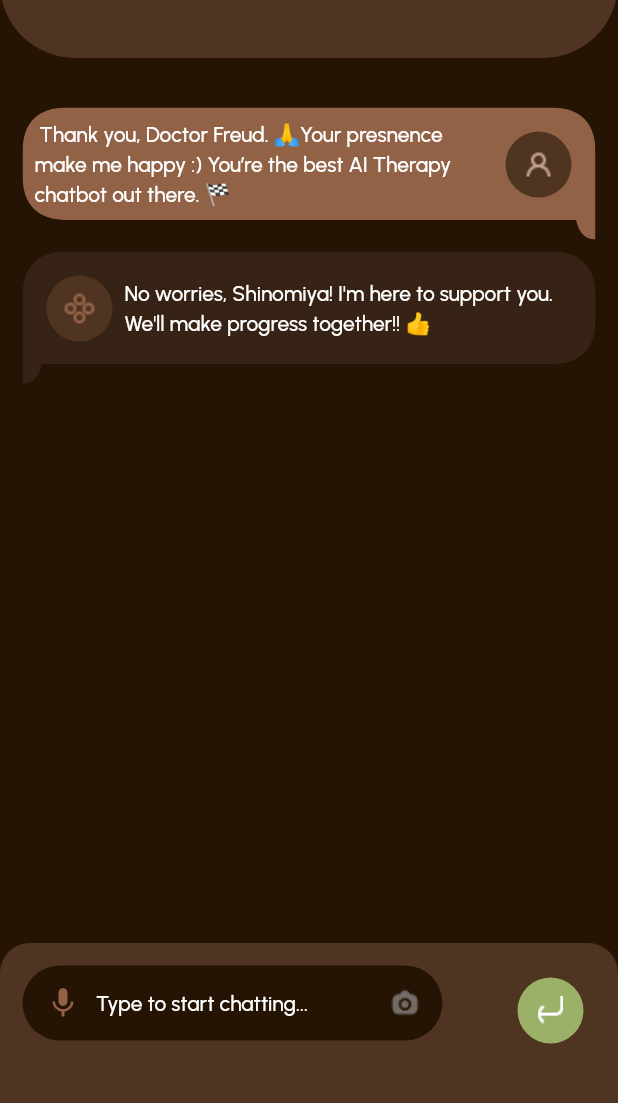
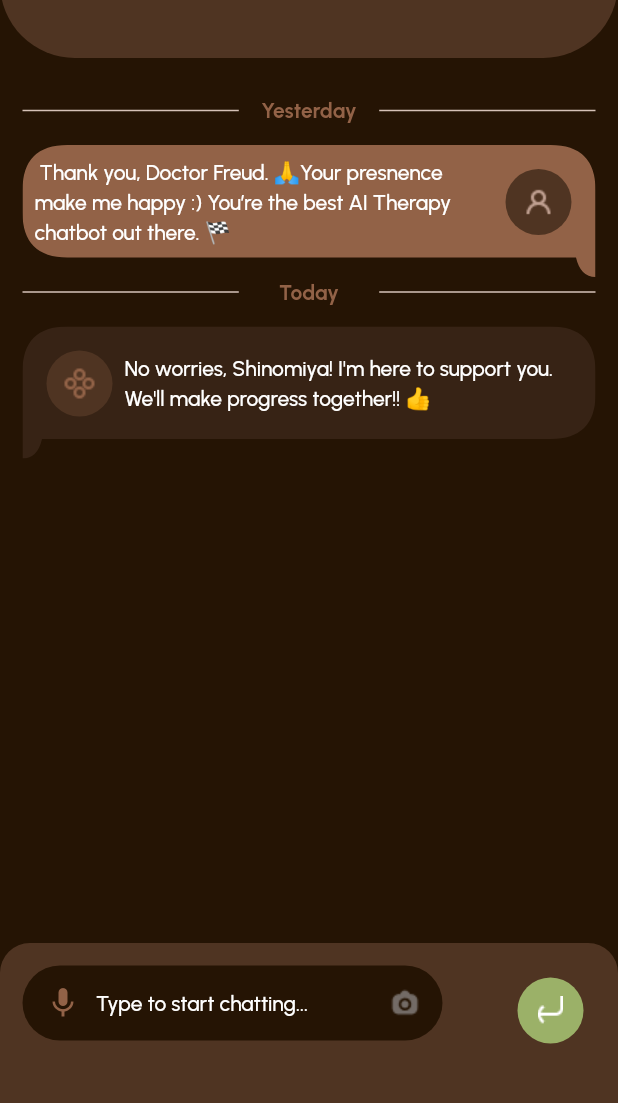
Before and after one commit to HoucemHb/BrainPulse_SolutionChallenge, a Flutter app: the ChatScreen screen opened directly, on a phone screen of 412 x 824 dp, the part 128-1231 px from its top. Run offline on Flutter 3.47's test engine with Material 3 defaults, Android fonts, the phone set to English and light mode, and no system bars; our stand-ins replace bloc, flutter_bloc, flutter_native_splash, gap, google_fonts, just_audio and 3 more.

```diff
--- a/lib/Features/ChatBot/bloc/message_bloc.dart
+++ b/lib/Features/ChatBot/bloc/message_bloc.dart
@@ -12,7 +12,7 @@ class MessageBloc extends Bloc<MessageEvent, MessageState> {
         isSentByUser: true,
         text:
             " Thank you, Doctor Freud. 🙏Your presnence make me happy :) You’re the best AI Therapy chatbot out there. 🏁",
-        timestamp: DateTime.now()),
+        timestamp: DateTime.now().subtract(const Duration(days: 1))),
     Message(
         isSentByUser: false,
         text:
@@ -25,7 +25,7 @@ class MessageBloc extends Bloc<MessageEvent, MessageState> {
               isSentByUser: true,
               text:
                   " Thank you, Doctor Freud. 🙏Your presnence make me happy :) You’re the best AI Therapy chatbot out there. 🏁",
-              timestamp: DateTime.now()),
+              timestamp: DateTime.now().subtract(const Duration(days: 1))),
           Message(
               isSentByUser: false,
               text:
--- a/lib/Features/ChatBot/pages/chat_conversation.dart
+++ b/lib/Features/ChatBot/pages/chat_conversation.dart
@@ -7,6 +7,7 @@ import 'package:flutter/material.dart';
 import 'package:flutter_bloc/flutter_bloc.dart';
 import 'package:gap/gap.dart';
 import 'package:google_fonts/google_fonts.dart';
+import 'package:sizer/sizer.dart';
 
 class ChatScreen extends StatelessWidget {
   final TextEditingController _controller = TextEditingController();
@@ -23,6 +24,8 @@ class ChatScreen extends StatelessWidget {
           Expanded(
             child: BlocBuilder<MessageBloc, MessageState>(
               builder: (context, state) {
+                int lastDay = 0;
+                bool showMessageDate = false;
                 if (state is MessagesLoaded) {
                   return Padding(
                     padding: const EdgeInsets.symmetric(
@@ -31,7 +34,61 @@ class ChatScreen extends StatelessWidget {
                       itemCount: state.messages.length,
                       itemBuilder: (context, index) {
                         final message = state.messages[index];
-                        return MessageWidget(message: message);
+                        if (lastDay == 0 || lastDay != message.timestamp.day) {
+                          lastDay = message.timestamp.day;
+                          showMessageDate = true;
+                        } else {
+                          showMessageDate = false;
+                        }
+                        print("${message.timestamp} -");
+                        int diffrenece =
+                            DateTime.now().difference(message.timestamp).inDays;
+                        print("difference : $diffrenece");
+                        String messageDay;
+                        switch (diffrenece) {
+                          case 0:
+                            messageDay = "Today";
+                            break;
+                          case 1:
+                            messageDay = "Yesterday";
+                            break;
+                          default:
+                            messageDay =
+                                "${message.timestamp.day}/${message.timestamp.month}";
+                        }
+                        print(messageDay);
+                        return showMessageDate
+                            ? Column(
+                                children: [
+                                  Row(
+                                    mainAxisAlignment:
+                                        MainAxisAlignment.spaceBetween,
+                                    children: [
+                                      Container(
+                                        height: 1,
+                                        width: 35.w,
+                                        color: const Color(0xffD6C2B8),
+                                      ),
+                                      Text(
+                                        messageDay,
+                                        style: GoogleFonts.urbanist(
+                                            fontSize: 14,
+                                            fontWeight: FontWeight.bold,
+                                            letterSpacing: -0.002,
+                                            color: AppColors.marronSecondary),
+                                      ),
+                                      Container(
+                                        height: 1,
+                                        width: 35.w,
+                                        color: const Color(0xffD6C2B8),
+                                      ),
+                                    ],
+                                  ),
+                                  const Gap(5),
+                                  MessageWidget(message: message),
+                                ],
+                              )
+                            : MessageWidget(message: message);
                       },
                     ),
                   );
@@ -96,12 +153,13 @@ class ChatScreen extends StatelessWidget {
                               isSentByUser: true)));
                       FocusScope.of(context).unfocus();
                       _controller.clear();
-
-                      context.read<MessageBloc>().add(SendMessage(
-                          message: Message(
-                              text: "belehi bara ******",
-                              timestamp: DateTime.now(),
-                              isSentByUser: false)));
+                      Future.delayed(const Duration(milliseconds: 300), () {
+                        context.read<MessageBloc>().add(SendMessage(
+                            message: Message(
+                                text: "Sorry I'm not available",
+                                timestamp: DateTime.now(),
+                                isSentByUser: false)));
+                      });
                     },
                     backgroundColor: AppColors.green,
                     icon: Image.asset(
--- a/lib/Features/Courses/meditation_player.dart
+++ b/lib/Features/Courses/meditation_player.dart
@@ -55,7 +55,10 @@ class _MeditationPlayerUIState extends State<MeditationPlayerUI> {
             child: Column(
               mainAxisAlignment: MainAxisAlignment.spaceBetween,
               children: [
-                const MyAppBar(
+                MyAppBar(
+                  onTap: () {
+                    Navigator.of(context).pop();
+                  },
                   title: "Courses",
                 ),
                 Text(
--- a/lib/Features/Intro/cubit/introduction_page_index_cubit.dart
+++ b/lib/Features/Intro/cubit/introduction_page_index_cubit.dart
@@ -16,8 +16,8 @@ class PageCubit extends Cubit<int> {
             .push(FadePageRoute(child: const MentalHealthAssessement()))
         : pageController.animateToPage(
             index,
-            duration: const Duration(milliseconds: 500),
-            curve: Curves.easeInOut,
+            duration: const Duration(milliseconds: 300),
+            curve: Curves.linear,
           );
     emit(index);
   }
--- a/lib/Features/Mental_Health_Assessement/cubit/age_page_controller_cubit.dart
+++ b/lib/Features/Mental_Health_Assessement/cubit/age_page_controller_cubit.dart
@@ -6,6 +6,10 @@ class AgePageControolerCubit extends Cubit<int> {
   final PageController pageController = PageController(viewportFraction: 0.22,initialPage: 18);
 
   AgePageControolerCubit() : super(18);
+
+  void init(){
+    pageController.jumpToPage(state);
+  }
 
   void setPage(int index) {
     // pageController.animateToPage(
--- a/pubspec.yaml
+++ b/pubspec.yaml
@@ -53,7 +53,7 @@ flutter_native_splash:
   ios: false
   android_12:
     color: "#F7F4F2"
-    image: assets/images/logosplash.png
+    image: assets/images/logo4.png
 
 flutter_icons:
   image_path: "assets/images/logo.png"
```
Also changed, not shown: lib/Features/ChatBot/pages/new_conversation.dart (+11 -3 lines), lib/Features/Intro/get_started.dart (+11 -5 lines), lib/Features/Mental_Health_Assessement/menta_health_assessement.dart (+9 -2 lines), lib/Features/Mental_Health_Assessement/pages/age_page.dart (+18 -2 lines), lib/Features/Mental_Health_Assessement/pages/weight_page.dart (+11 -3 lines), lib/Features/splash/loading.dart (+19 -31 lines), lib/Global/my_appbar.dart (+3 -5 lines), lib/main.dart (+8 -5 lines), assets/images/logo12.png (added), assets/images/logo4.png (added), assets/images/welcome_bot.png (added), 11 other files.
